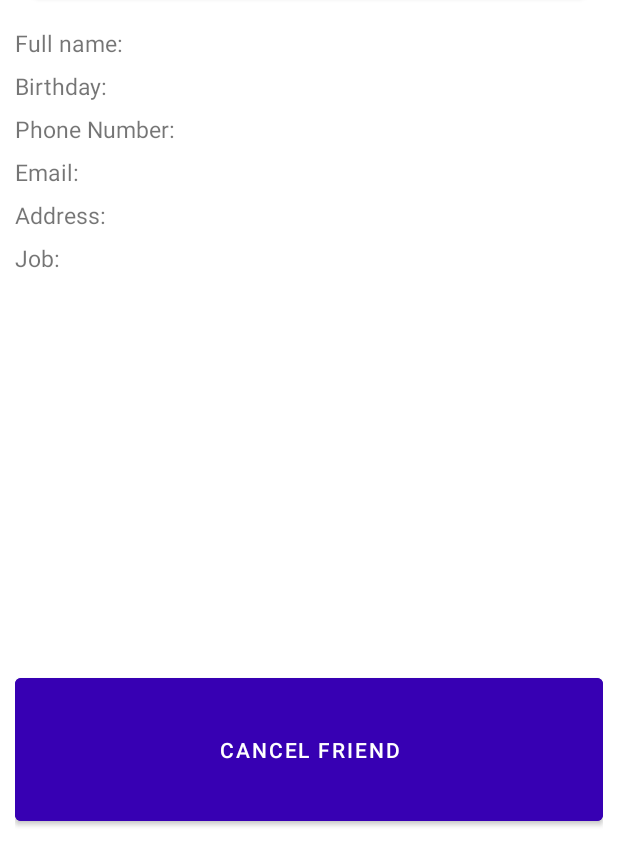
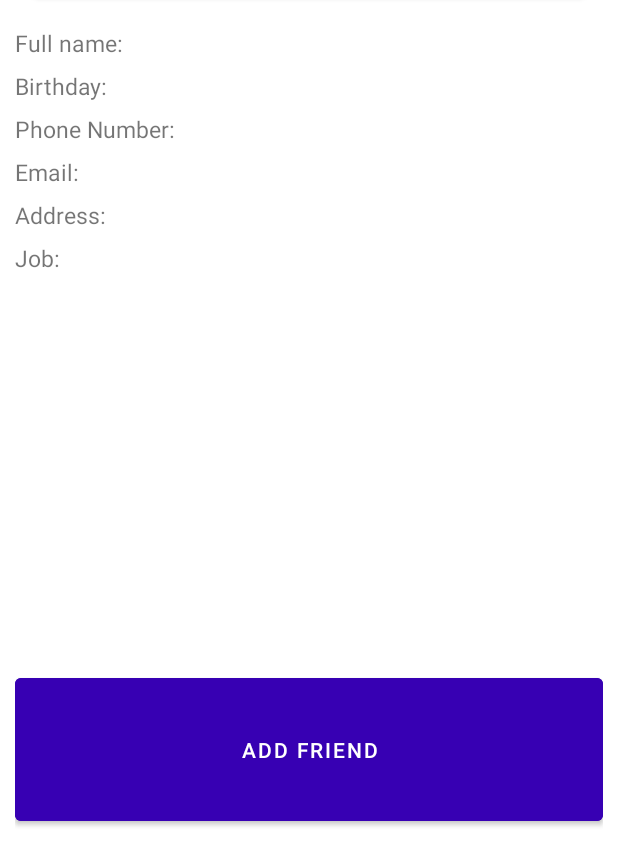
Before and after one commit to chinhdm308/ChatApp, an Android app: the ProfileActivity screen opened directly, with no data from a screen before it, after a tap on "CANCEL FRIEND", on a phone screen of 412 x 824 dp, the part 391-1236 px from its top. Run offline under Robolectric (Android 15) with nearby library versions, the phone set to English and light mode, and no system bars; our stand-ins replace CircleImageView, Firebase (no records; nobody signed in at launch, a user with empty details on screens opened directly); 3 statements that could not run were skipped; 2 other taps on this screen came first.

Commit message:
Repair ProfileActivity

```diff
--- a/app/src/main/java/edu/chatapp/Activities/ProfileActivity.java
+++ b/app/src/main/java/edu/chatapp/Activities/ProfileActivity.java
@@ -168,9 +168,9 @@ public class ProfileActivity extends AppCompatActivity {
         btnCancelFriend.setOnClickListener(new View.OnClickListener() {
             @Override
             public void onClick(View v) {
-                cancelFriendRequest(userId);
+                cancelFriendRequest(userId, currentUser.getUid());
+                btnCancelFriend.setVisibility(View.INVISIBLE);
                 btnAddFriend.setVisibility(View.VISIBLE);
-                btnCancelFriend.setVisibility(View.INVISIBLE);
                 btnUnfriend.setVisibility(View.INVISIBLE);
             }
         });
@@ -178,7 +178,7 @@ public class ProfileActivity extends AppCompatActivity {
         btnRefuse.setOnClickListener(new View.OnClickListener() {
             @Override
             public void onClick(View v) {
-                cancelFriendRequest(currentUser.getUid());
+                cancelFriendRequest(currentUser.getUid(), userId);
             }
         });
 
@@ -186,7 +186,7 @@ public class ProfileActivity extends AppCompatActivity {
             @Override
             public void onClick(View v) {
                 addFriend();
-                cancelFriendRequest(currentUser.getUid());
+                cancelFriendRequest(currentUser.getUid(), userId);
             }
         });
 
@@ -261,21 +261,20 @@ public class ProfileActivity extends AppCompatActivity {
         });
     }
 
-    private void cancelFriendRequest(String id) {
-        final DatabaseReference removeFriendRequestsRef = FirebaseDatabase.getInstance().getReference("FriendRequests");
-        removeFriendRequestsRef.child(id).child(currentUser.getUid()).removeValue();
+    private void cancelFriendRequest(String id1, String id2) {
+        final DatabaseReference databaseRef = FirebaseDatabase.getInstance().getReference("FriendRequests");
+        databaseRef.child(id1).child(id2).removeValue();
     }
 
     private void addFriendRequest() {
-        final DatabaseReference addFriendRequestsRef = FirebaseDatabase.getInstance().getReference("FriendRequests")
+        final DatabaseReference databaseRef = FirebaseDatabase.getInstance().getReference("FriendRequests")
                 .child(userId).child(currentUser.getUid());
-        addFriendRequestsRef.addValueEventListener(new ValueEventListener() {
+        databaseRef.addValueEventListener(new ValueEventListener() {
             @Override
             public void onDataChange(@NonNull DataSnapshot dataSnapshot) {
                 if (!dataSnapshot.exists()) {
-                    addFriendRequestsRef.child("id").setValue(currentUser.getUid());
+                    databaseRef.child("id").setValue(currentUser.getUid());
                     showMessage("Sent friend request to " + user.getUsername());
-                    btnAddFriend.setText("Cancel Friend");
                 }
             }
 
```
